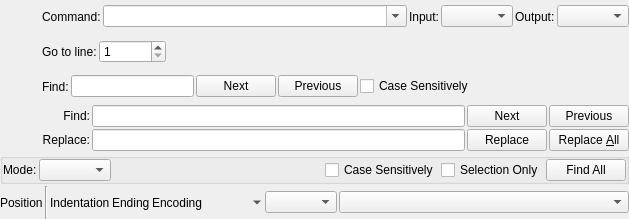
This is resources/ui/codeeditor/status.ui in prymatex/prymatex as Qt 5 draws it before an edit. The edited form follows.
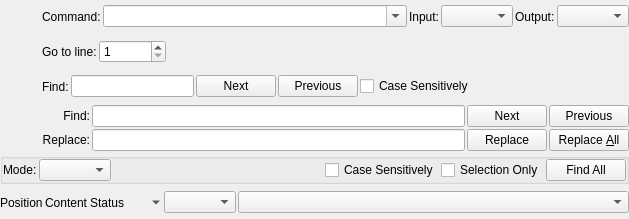
This is the edited form. Icons and pictures are not drawn.

Commit message: Status bar

```diff
--- a/resources/ui/codeeditor/status.ui
+++ b/resources/ui/codeeditor/status.ui
@@ -423,9 +423,15 @@
        </widget>
       </item>
       <item>
-       <widget class="Line" name="line">
-        <property name="orientation">
-         <enum>Qt::Vertical</enum>
+       <widget class="QLabel" name="labelContent">
+        <property name="maximumSize">
+         <size>
+          <width>300</width>
+          <height>16777215</height>
+         </size>
+        </property>
+        <property name="text">
+         <string>Content</string>
         </property>
        </widget>
       </item>
@@ -438,45 +444,7 @@
          </size>
         </property>
         <property name="text">
-         <string>Indentation</string>
-        </property>
-       </widget>
-      </item>
-      <item>
-       <widget class="QLabel" name="labelLineEnding">
-        <property name="text">
-         <string>Ending</string>
-        </property>
-       </widget>
-      </item>
-      <item>
-       <widget class="QLabel" name="labelEncoding">
-        <property name="text">
-         <string>Encoding</string>
-        </property>
-       </widget>
-      </item>
-      <item>
-       <widget class="QPushButton" name="pushButtonEditorMode">
-        <property name="maximumSize">
-         <size>
-          <width>20</width>
-          <height>16777215</height>
-         </size>
-        </property>
-        <property name="toolTip">
-         <string>Overwrite Mode</string>
-        </property>
-        <property name="text">
-         <string/>
-        </property>
-        <property name="icon">
-         <iconset theme="editor-mode">
-          <normaloff/>
-         </iconset>
-        </property>
-        <property name="flat">
-         <bool>true</bool>
+         <string>Status</string>
         </property>
        </widget>
       </item>
```
Left out of the diff: 50 changed lines with no effect on the pictures. The commit also changes 6 other files.
